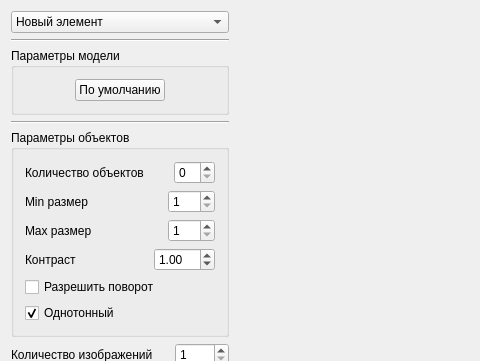
This is ImageGenerator/ImageGenerator/ImageGenerator.ui in Fullback22/imageModels as Qt 5 draws it before an edit; both pictures show x 0 to 480 and y 0 to 361 of the 991 by 627 pixel window. The edited form follows.
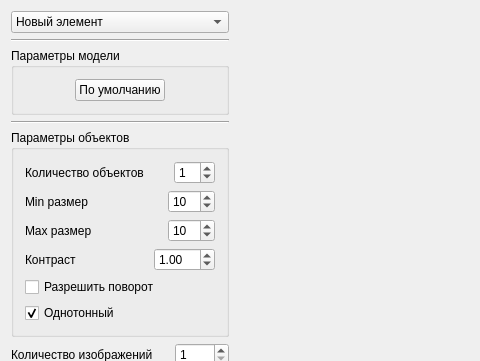
This is the edited form.

Commit message: add object generator

```diff
--- a/ImageGenerator/ImageGenerator/ImageGenerator.ui
+++ b/ImageGenerator/ImageGenerator/ImageGenerator.ui
@@ -114,7 +114,11 @@
              </widget>
             </item>
             <item>
-             <widget class="QSpinBox" name="spinBox_quantityObjects"/>
+             <widget class="QSpinBox" name="spinBox_quantityObjects">
+              <property name="value">
+               <number>1</number>
+              </property>
+             </widget>
             </item>
            </layout>
           </item>
@@ -135,6 +139,9 @@
               <property name="maximum">
                <number>999</number>
               </property>
+              <property name="value">
+               <number>10</number>
+              </property>
              </widget>
             </item>
            </layout>
@@ -156,6 +163,9 @@
               <property name="maximum">
                <number>999</number>
               </property>
+              <property name="value">
+               <number>10</number>
+              </property>
              </widget>
             </item>
            </layout>
```
The commit also changes 5 other files.
